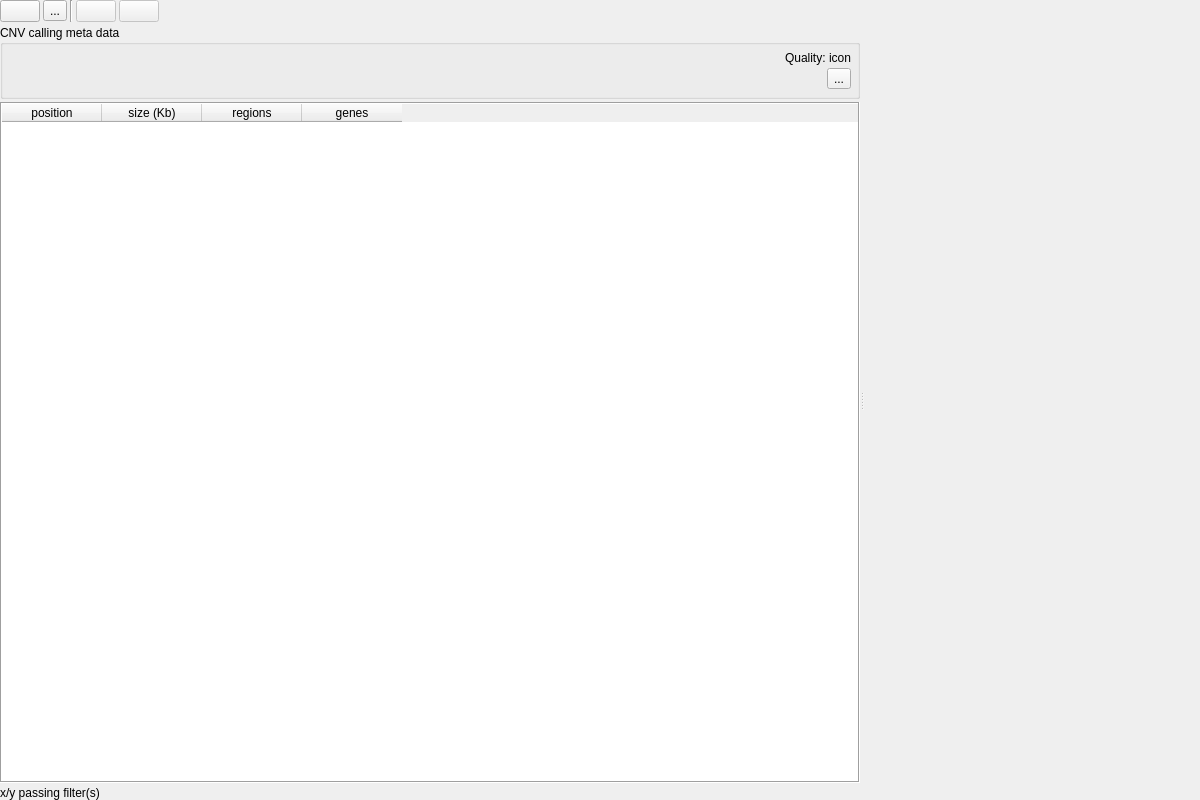
Before: the Qt Designer form src/GSvar/CnvWidget.ui in imgag/ngs-bits, drawn with Qt 5.
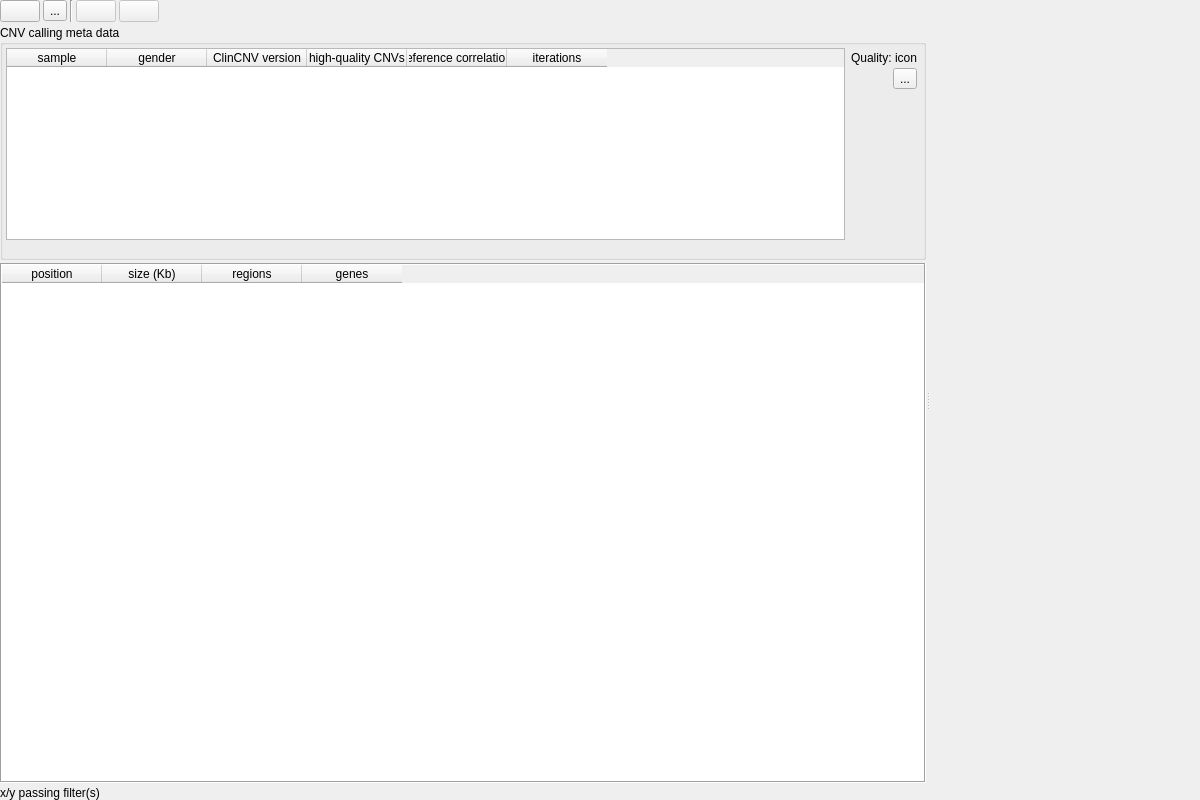
After: the same form once the commit is applied. Icons and pictures are not drawn. Custom widgets are drawn as their Qt base class.

Commit message: GSvar: CNV widget now shows meta data in table for multi/trio analysis

The edit to the form file:
```diff
--- a/src/GSvar/CnvWidget.ui
+++ b/src/GSvar/CnvWidget.ui
@@ -44,7 +44,7 @@
       <bool>true</bool>
      </property>
      <widget class="QWidget" name="layoutWidget">
-      <layout class="QVBoxLayout" name="verticalLayout_2">
+      <layout class="QVBoxLayout" name="verticalLayout_2" stretch="0,0,1,0">
        <property name="spacing">
         <number>3</number>
        </property>
@@ -197,31 +197,69 @@
           <property name="bottomMargin">
            <number>3</number>
           </property>
-          <property name="spacing">
+          <property name="horizontalSpacing">
            <number>3</number>
           </property>
-          <item row="0" column="0" rowspan="3">
-           <widget class="QWidget" name="info_messages" native="true">
-            <layout class="QVBoxLayout" name="verticalLayout">
-             <property name="spacing">
-              <number>3</number>
+          <property name="verticalSpacing">
+           <number>0</number>
+          </property>
+          <item row="1" column="0">
+           <widget class="QTableWidget" name="metadata_table">
+            <property name="sizePolicy">
+             <sizepolicy hsizetype="Expanding" vsizetype="Minimum">
+              <horstretch>0</horstretch>
+              <verstretch>0</verstretch>
+             </sizepolicy>
+            </property>
+            <property name="horizontalScrollBarPolicy">
+             <enum>Qt::ScrollBarPolicy::ScrollBarAlwaysOff</enum>
+            </property>
+            <column>
+             <property name="text">
+              <string>sample</string>
              </property>
-             <property name="leftMargin">
-              <number>3</number>
+            </column>
+            <column>
+             <property name="text">
+              <string>gender</string>
              </property>
-             <property name="topMargin">
-              <number>3</number>
+            </column>
+            <column>
+             <property name="text">
+              <string>ClinCNV version</string>
              </property>
-             <property name="rightMargin">
-              <number>3</number>
+            </column>
+            <column>
+             <property name="text">
+              <string>high-quality CNVs</string>
              </property>
-             <property name="bottomMargin">
-              <number>3</number>
+            </column>
+            <column>
+             <property name="text">
+              <string>reference correlation</string>
              </property>
-            </layout>
+            </column>
+            <column>
+             <property name="text">
+              <string>iterations</string>
+             </property>
+            </column>
            </widget>
           </item>
-          <item row="0" column="1" rowspan="3">
+          <item row="2" column="0">
+           <widget class="QLabel" name="metadata_label">
+            <property name="styleSheet">
+             <string notr="true"/>
+            </property>
+            <property name="text">
+             <string/>
+            </property>
+            <property name="textInteractionFlags">
+             <set>Qt::TextInteractionFlag::TextBrowserInteraction</set>
+            </property>
+           </widget>
+          </item>
+          <item row="1" column="1" rowspan="2">
            <widget class="QWidget" name="widget" native="true">
             <property name="sizePolicy">
              <sizepolicy hsizetype="Preferred" vsizetype="Minimum">
@@ -271,7 +309,7 @@
              <item row="1" column="0" colspan="2">
               <layout class="QHBoxLayout" name="horizontalLayout_2">
                <property name="spacing">
-                <number>3</number>
+                <number>0</number>
                </property>
                <item>
                 <spacer name="horizontalSpacer">
```
Left out of the diff: 38 changed lines with no effect on the pictures. The commit also changes 2 other files.
